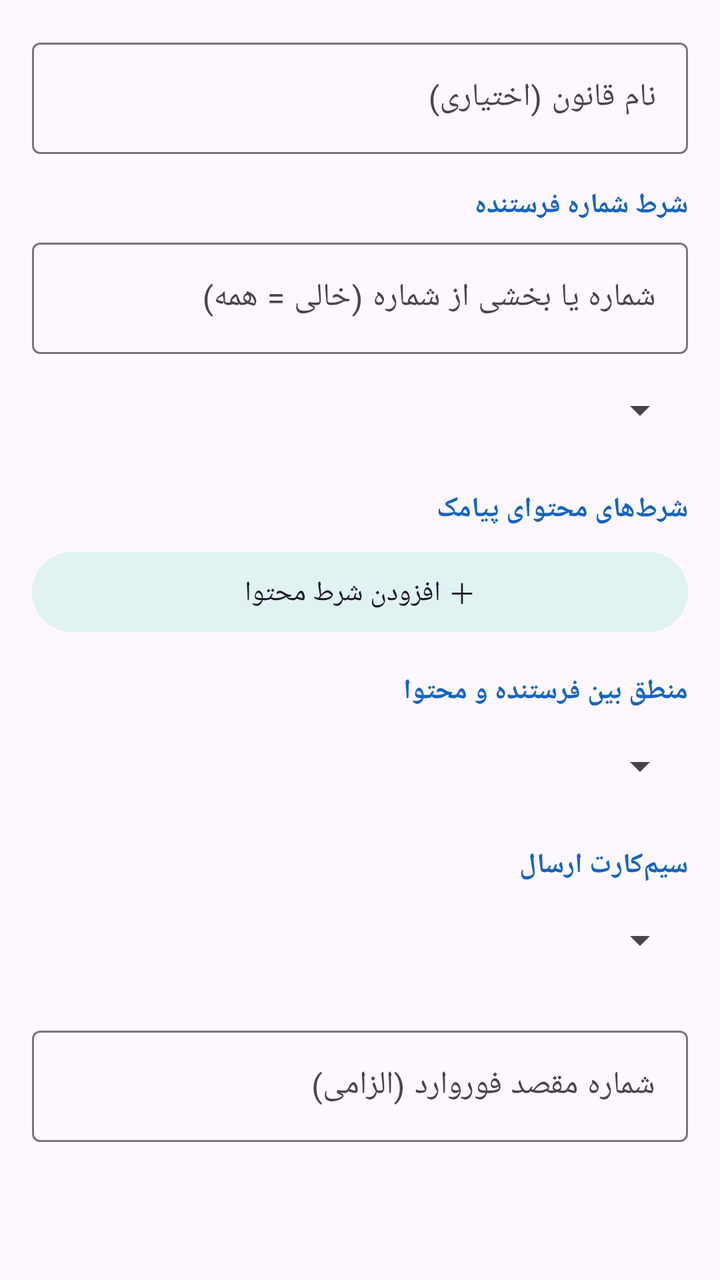
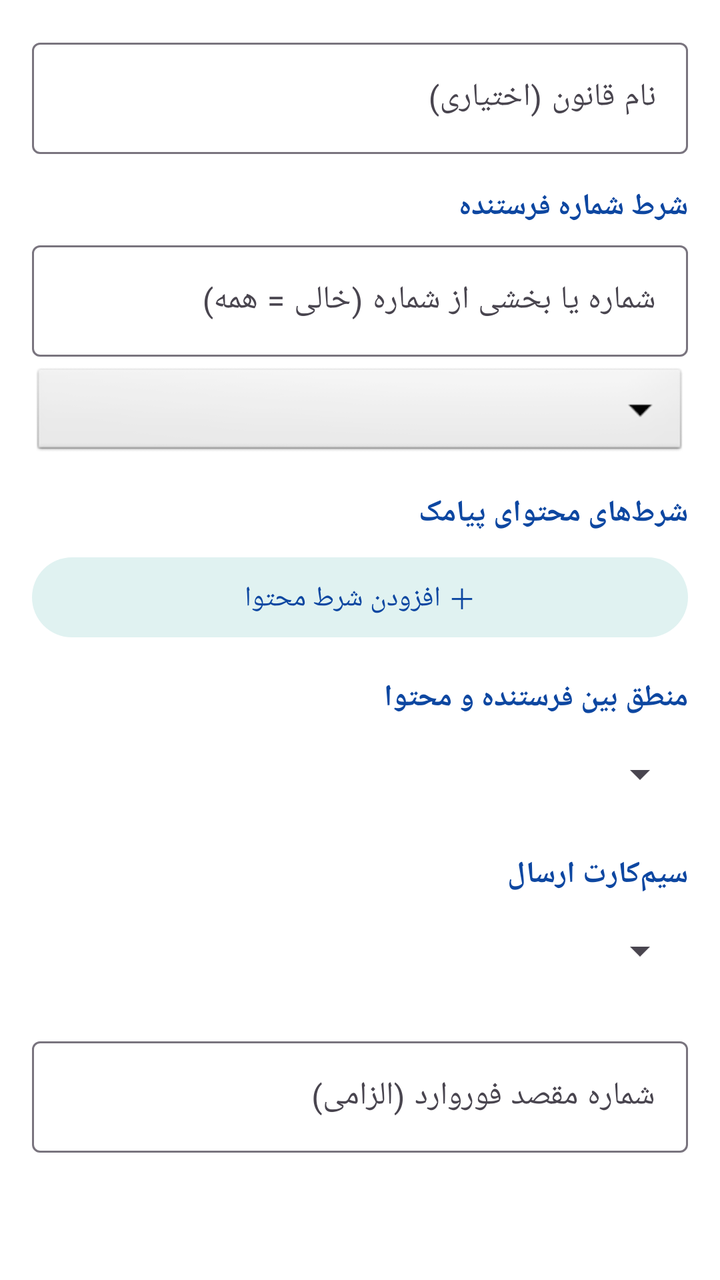

Two renders of the same Android screen: before a commit and after it. Below are the layout's source before the change and the commit's diff.
<!-- AndroidManifest.xml: application theme Theme.SmsForwarder -->
<!-- res/layout/dialog_rule.xml -->
<?xml version="1.0" encoding="utf-8"?>
<ScrollView
    xmlns:android="http://schemas.android.com/apk/res/android"
    xmlns:app="http://schemas.android.com/apk/res-auto"
    android:layout_width="match_parent"
    android:layout_height="wrap_content"
    android:fillViewport="true"
    android:padding="16dp"
    android:scrollbars="vertical">

    <LinearLayout
        android:layout_width="match_parent"
        android:layout_height="wrap_content"
        android:orientation="vertical"
        android:paddingBottom="24dp">

        <com.google.android.material.textfield.TextInputLayout
            android:layout_width="match_parent"
            android:layout_height="wrap_content"
            android:hint="نام قانون (اختیاری)"
            style="@style/Widget.Material3.TextInputLayout.OutlinedBox">

            <com.google.android.material.textfield.TextInputEditText
                android:id="@+id/edtName"
                android:layout_width="match_parent"
                android:layout_height="wrap_content"
                android:inputType="text" />
        </com.google.android.material.textfield.TextInputLayout>

        <TextView
            android:layout_width="match_parent"
            android:layout_height="wrap_content"
            android:text="شرط شماره فرستنده"
            android:textStyle="bold"
            android:textColor="#1565C0"
            android:layout_marginTop="16dp" />

        <com.google.android.material.textfield.TextInputLayout
            android:layout_width="match_parent"
            android:layout_height="wrap_content"
            android:layout_marginTop="4dp"
            android:hint="شماره یا بخشی از شماره (خالی = همه)"
            style="@style/Widget.Material3.TextInputLayout.OutlinedBox">

            <com.google.android.material.textfield.TextInputEditText
                android:id="@+id/edtSender"
                android:layout_width="match_parent"
                android:layout_height="wrap_content"
                android:inputType="phone" />
        </com.google.android.material.textfield.TextInputLayout>

        <Spinner
            android:id="@+id/spSenderType"
            android:layout_width="match_parent"
            android:layout_height="48dp"
            android:layout_marginTop="4dp" />

        <TextView
            android:layout_width="match_parent"
            android:layout_height="wrap_content"
            android:text="شرط‌های محتوای پیامک"
            android:textStyle="bold"
            android:textColor="#1565C0"
            android:layout_marginTop="16dp" />

        <LinearLayout
            android:id="@+id/containerBodyConditions"
            android:layout_width="match_parent"
            android:layout_height="wrap_content"
            android:orientation="vertical" />

        <com.google.android.material.button.MaterialButton
            android:id="@+id/btnAddBodyCondition"
            style="@style/Widget.Material3.Button.TonalButton"
            android:layout_width="match_parent"
            android:layout_height="wrap_content"
            android:layout_marginTop="8dp"
            android:text="＋ افزودن شرط محتوا" />

        <TextView
            android:layout_width="match_parent"
            android:layout_height="wrap_content"
            android:text="منطق بین فرستنده و محتوا"
            android:textStyle="bold"
            android:textColor="#1565C0"
            android:layout_marginTop="16dp" />

        <Spinner
            android:id="@+id/spLogic"
            android:layout_width="match_parent"
            android:layout_height="48dp"
            android:layout_marginTop="4dp" />

        <TextView
            android:layout_width="match_parent"
            android:layout_height="wrap_content"
            android:text="سیم‌کارت ارسال"
            android:textStyle="bold"
            android:textColor="#1565C0"
            android:layout_marginTop="16dp" />

        <Spinner
            android:id="@+id/spSim"
            android:layout_width="match_parent"
            android:layout_height="48dp"
            android:layout_marginTop="4dp" />

        <com.google.android.material.textfield.TextInputLayout
            android:layout_width="match_parent"
            android:layout_height="wrap_content"
            android:layout_marginTop="16dp"
            android:hint="شماره مقصد فوروارد (الزامی)"
            style="@style/Widget.Material3.TextInputLayout.OutlinedBox">

            <com.google.android.material.textfield.TextInputEditText
                android:id="@+id/edtForwardTo"
                android:layout_width="match_parent"
                android:layout_height="wrap_content"
                android:inputType="phone" />
        </com.google.android.material.textfield.TextInputLayout>

    </LinearLayout>
</ScrollView>
<!-- resources referenced by this layout -->
<resources>
  <style name="Theme.SmsForwarder" parent="Theme.Material3.DayNight.NoActionBar">
          <item name="colorPrimary">#0D47A1</item>
          <item name="colorPrimaryContainer">#E3F2FD</item>
          <item name="colorOnPrimary">@android:color/white</item>
          <item name="colorSecondary">#00897B</item>
          <item name="colorSecondaryContainer">#E0F2F1</item>
          <item name="android:statusBarColor">#0D47A1</item>
          <item name="android:navigationBarColor">#FAFAFA</item>
          <item name="android:windowLightNavigationBar">true</item>
      </style>
</resources>

<!-- the commit's change to res/layout/dialog_rule.xml (unified diff, before → after) -->
@@ -6,7 +6,8 @@
     android:layout_height="wrap_content"
     android:fillViewport="true"
     android:padding="16dp"
-    android:scrollbars="vertical">
+    android:scrollbars="vertical"
+    android:background="#FFFFFF">
 
     <LinearLayout
         android:layout_width="match_parent"
@@ -24,7 +25,8 @@
                 android:id="@+id/edtName"
                 android:layout_width="match_parent"
                 android:layout_height="wrap_content"
-                android:inputType="text" />
+                android:inputType="text"
+                android:textColor="#212121" />
         </com.google.android.material.textfield.TextInputLayout>
 
         <TextView
@@ -32,7 +34,8 @@
             android:layout_height="wrap_content"
             android:text="شرط شماره فرستنده"
             android:textStyle="bold"
-            android:textColor="#1565C0"
+            android:textColor="#0D47A1"
+            android:textSize="15sp"
             android:layout_marginTop="16dp" />
 
         <com.google.android.material.textfield.TextInputLayout
@@ -46,21 +49,25 @@
                 android:id="@+id/edtSender"
                 android:layout_width="match_parent"
                 android:layout_height="wrap_content"
-                android:inputType="phone" />
+                android:inputType="phone"
+                android:textColor="#212121" />
         </com.google.android.material.textfield.TextInputLayout>
 
         <Spinner
             android:id="@+id/spSenderType"
             android:layout_width="match_parent"
             android:layout_height="48dp"
-            android:layout_marginTop="4dp" />
+            android:layout_marginTop="4dp"
+            android:background="@android:drawable/btn_dropdown"
+            android:popupBackground="#FFFFFF" />
 
         <TextView
             android:layout_width="match_parent"
             android:layout_height="wrap_content"
             android:text="شرط‌های محتوای پیامک"
             android:textStyle="bold"
-            android:textColor="#1565C0"
+            android:textColor="#0D47A1"
+            android:textSize="15sp"
             android:layout_marginTop="16dp" />
 
         <LinearLayout
@@ -75,35 +82,40 @@
             android:layout_width="match_parent"
             android:layout_height="wrap_content"
             android:layout_marginTop="8dp"
-            android:text="＋ افزودن شرط محتوا" />
+            android:text="＋ افزودن شرط محتوا"
+            android:textColor="#0D47A1" />
 
         <TextView
             android:layout_width="match_parent"
             android:layout_height="wrap_content"
             android:text="منطق بین فرستنده و محتوا"
             android:textStyle="bold"
-            android:textColor="#1565C0"
+            android:textColor="#0D47A1"
+            android:textSize="15sp"
             android:layout_marginTop="16dp" />
 
         <Spinner
             android:id="@+id/spLogic"
             android:layout_width="match_parent"
             android:layout_height="48dp"
-            android:layout_marginTop="4dp" />
+            android:layout_marginTop="4dp"
+            android:popupBackground="#FFFFFF" />
 
         <TextView
             android:layout_width="match_parent"
             android:layout_height="wrap_content"
             android:text="سیم‌کارت ارسال"
             android:textStyle="bold"
-            android:textColor="#1565C0"
+            android:textColor="#0D47A1"
+            android:textSize="15sp"
             android:layout_marginTop="16dp" />
 
         <Spinner
             android:id="@+id/spSim"
             android:layout_width="match_parent"
             android:layout_height="48dp"
-            android:layout_marginTop="4dp" />
+            android:layout_marginTop="4dp"
+            android:popupBackground="#FFFFFF" />
 
         <com.google.android.material.textfield.TextInputLayout
             android:layout_width="match_parent"
@@ -116,7 +128,8 @@
                 android:id="@+id/edtForwardTo"
                 android:layout_width="match_parent"
                 android:layout_height="wrap_content"
-                android:inputType="phone" />
+                android:inputType="phone"
+                android:textColor="#212121" />
         </com.google.android.material.textfield.TextInputLayout>
 
     </LinearLayout>
<!-- resource entries referenced after the edit -->
@@ -9,6 +9,15 @@
           <item name="android:statusBarColor">#0D47A1</item>
           <item name="android:navigationBarColor">#FAFAFA</item>
           <item name="android:windowLightNavigationBar">true</item>
+          
+          <item name="materialAlertDialogTheme">@style/ThemeOverlay.SmsForwarder.Dialog</item>
+      </style>
+  <style name="ThemeOverlay.SmsForwarder.Dialog" parent="ThemeOverlay.Material3.MaterialAlertDialog">
+          <item name="android:background">#FFFFFF</item>
+          <item name="colorSurface">#FFFFFF</item>
+          <item name="colorOnSurface">#212121</item>
+          <item name="android:textColorPrimary">#212121</item>
+          <item name="android:textColorSecondary">#424242</item>
       </style>
 </resources>
 
